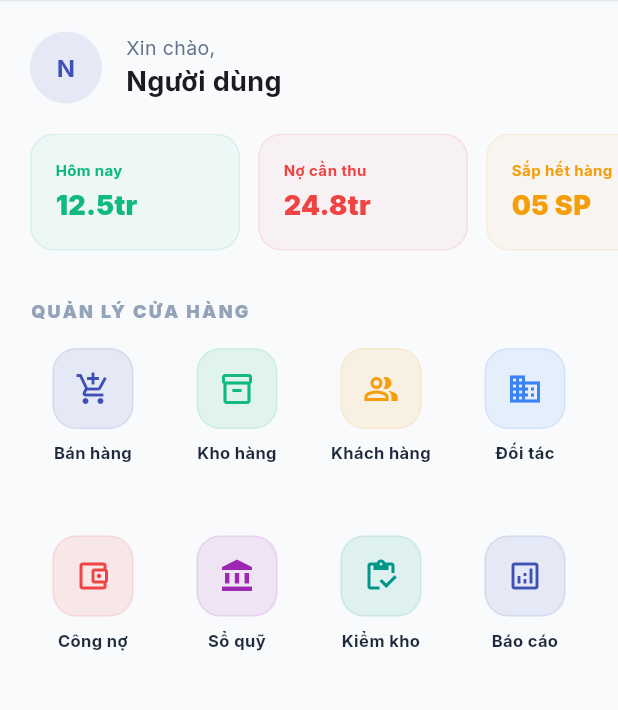
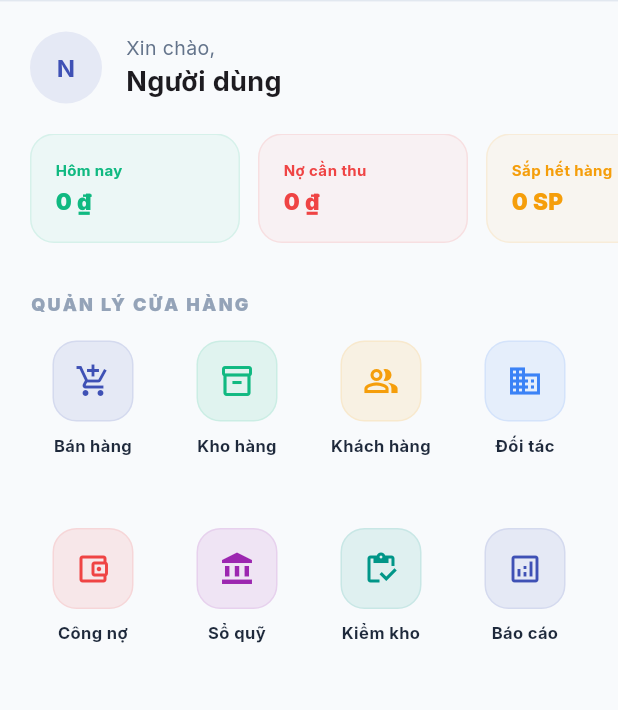
Before and after one commit to DanielNguyen999/CNPM, a Flutter app: the DashboardScreen screen opened by its route, on a phone screen of 412 x 824 dp, the part 84-794 px from its top. Run offline on Flutter 3.47's test engine with Material 3 defaults, Android fonts, the phone set to English and light mode, and no system bars; drawn by our look-alikes of flutter_animate; our stand-ins replace dio, flutter_secure_storage, fluttertoast, google_fonts, jwt_decoder, shared_preferences; accounts and stored records are empty; network calls fail.

Commit message:
fix(mobile): resolve null pointer exception on web dashboard and init intl

```diff
--- a/frontend/mobile/lib/main.dart
+++ b/frontend/mobile/lib/main.dart
@@ -1,9 +1,13 @@
 import 'package:flutter/material.dart';
 import 'app.dart';
 import 'core/api/api_client.dart';
+import 'package:intl/date_symbol_data_local.dart';
 
-void main() {
+void main() async {
   WidgetsFlutterBinding.ensureInitialized();
+
+  // Initialize date formatting for intl
+  await initializeDateFormatting('vi_VN', null);
 
   final apiClient = ApiClient();
 
--- a/frontend/mobile/lib/screens/dashboard/dashboard_screen.dart
+++ b/frontend/mobile/lib/screens/dashboard/dashboard_screen.dart
@@ -2,16 +2,12 @@ import 'package:flutter/material.dart';
 import 'package:provider/provider.dart';
 import '../../core/auth/auth_state.dart';
 import '../../services/reports_service.dart';
-import '../../services/sse_service.dart';
 import '../../widgets/common/app_scaffold.dart';
 import '../../widgets/dashboard/notification_bell.dart';
 import '../orders/order_list_screen.dart';
-import '../reports/reports_screen.dart';
 import '../../core/constants/app_colors.dart';
 import '../../core/constants/app_routes.dart';
-import '../../models/dashboard_stats.dart';
-import '../inventory/inventory_screen.dart';
-import '../debts/debt_collection_screen.dart';
+import '../../core/utils/formatters.dart';
 
 class DashboardScreen extends StatefulWidget {
   const DashboardScreen({super.key});
@@ -28,28 +24,35 @@ class _DashboardScreenState extends State<DashboardScreen> {
   @override
   void initState() {
     super.initState();
+    WidgetsBinding.instance.addPostFrameCallback((_) {
       _loadStats();
+    });
   }
 
   Future<void> _loadStats() async {
+    if (!mounted) return;
     try {
       final reportsService =
           Provider.of<ReportsService>(context, listen: false);
       final stats = await reportsService.getDashboardStats();
+      if (mounted) {
         setState(() {
           _todayRevenue = stats.todayRevenue;
           _totalDebt = stats.totalDebtPending;
           _lowStockCount = stats.lowStockCount;
         });
+      }
     } catch (e) {
-      // Silent
+      debugPrint("Error loading dashboard stats: $e");
     }
   }
 
   @override
   Widget build(BuildContext context) {
+    try {
       final authState = Provider.of<AuthState>(context);
       final user = authState.user;
+      final name = user?.fullName ?? "Người dùng";
 
       return AppScaffold(
         title: "BizFlow",
@@ -79,7 +82,7 @@ class _DashboardScreenState extends State<DashboardScreen> {
             child: Column(
               crossAxisAlignment: CrossAxisAlignment.start,
               children: [
-              _buildModernHeader(user?.fullName ?? "Người dùng"),
+                _buildModernHeader(name),
                 const SizedBox(height: 20),
                 _buildStatsSection(),
                 const SizedBox(height: 32),
@@ -100,6 +103,13 @@ class _DashboardScreenState extends State<DashboardScreen> {
           ),
         ),
       );
+    } catch (e) {
+      return Scaffold(
+        body: Center(
+          child: Text("Đã xảy ra lỗi: $e"),
+        ),
+      );
+    }
   }
 
   Widget _buildModernHeader(String name) {
@@ -137,11 +147,14 @@ class _DashboardScreenState extends State<DashboardScreen> {
       padding: const EdgeInsets.symmetric(horizontal: 20),
       child: Row(
         children: [
-          _buildCompactStat("Hôm nay", "12.5tr", AppColors.success),
+          _buildCompactStat("Hôm nay",
+              AppFormatters.formatCurrency(_todayRevenue), AppColors.success),
           const SizedBox(width: 12),
-          _buildCompactStat("Nợ cần thu", "24.8tr", AppColors.error),
+          _buildCompactStat("Nợ cần thu",
+              AppFormatters.formatCurrency(_totalDebt), AppColors.error),
           const SizedBox(width: 12),
-          _buildCompactStat("Sắp hết hàng", "05 SP", AppColors.warning),
+          _buildCompactStat(
+              "Sắp hết hàng", "$_lowStockCount SP", AppColors.warning),
         ],
       ),
     );
@@ -165,7 +178,10 @@ class _DashboardScreenState extends State<DashboardScreen> {
           const SizedBox(height: 4),
           Text(value,
               style: TextStyle(
-                  fontSize: 18, fontWeight: FontWeight.w900, color: color)),
+                  fontSize: 15,
+                  fontWeight: FontWeight.w900,
+                  color: color,
+                  overflow: TextOverflow.ellipsis)),
         ],
       ),
     );
@@ -206,7 +222,13 @@ class _DashboardScreenState extends State<DashboardScreen> {
   Widget _buildGridItem(
       String label, IconData icon, Color color, String route) {
     return InkWell(
-      onTap: () => Navigator.pushNamed(context, route),
+      onTap: () {
+        try {
+          Navigator.pushNamed(context, route);
+        } catch (e) {
+          debugPrint("Navigation error: $e");
+        }
+      },
       borderRadius: BorderRadius.circular(16),
       child: Column(
         children: [
--- a/frontend/mobile/lib/widgets/dashboard/notification_bell.dart
+++ b/frontend/mobile/lib/widgets/dashboard/notification_bell.dart
@@ -1,6 +1,5 @@
 import 'package:flutter/material.dart';
 import 'package:provider/provider.dart';
-import 'package:flutter_animate/flutter_animate.dart';
 import '../../providers/notification_provider.dart';
 import '../../core/constants/app_colors.dart';
 
@@ -26,15 +25,9 @@ class NotificationBell extends StatelessWidget {
                     : AppColors.textSecondary,
               ),
               onPressed: () {
-                // TODO: Navigate to notification screen or show modal
                 _showNotificationSheet(context);
               },
-            )
-                .animate(
-                  target: unreadCount > 0 ? 1 : 0,
-                  onPlay: (controller) => controller.repeat(),
-                )
-                .shake(hz: 2, curve: Curves.easeInOut),
+            ),
             if (unreadCount > 0)
               Positioned(
                 top: 8,
@@ -59,10 +52,7 @@ class NotificationBell extends StatelessWidget {
                     ),
                     textAlign: TextAlign.center,
                   ),
-                ).animate().scale(
-                      duration: 200.ms,
-                      curve: Curves.elasticOut,
-                    ),
+                ),
               ),
           ],
         );
@@ -71,7 +61,6 @@ class NotificationBell extends StatelessWidget {
   }
 
   void _showNotificationSheet(BuildContext context) {
-    // We'll implement the list view here in a bit
     showModalBottomSheet(
       context: context,
       isScrollControlled: true,
```
Also changed, not shown: frontend/mobile/lib/screens/suppliers/supplier_list_screen.dart (+4 -6 lines), frontend/mobile/lib/services/sse_service.dart (+21 -13 lines). Lines whose indentation alone changed are shown as unchanged.
